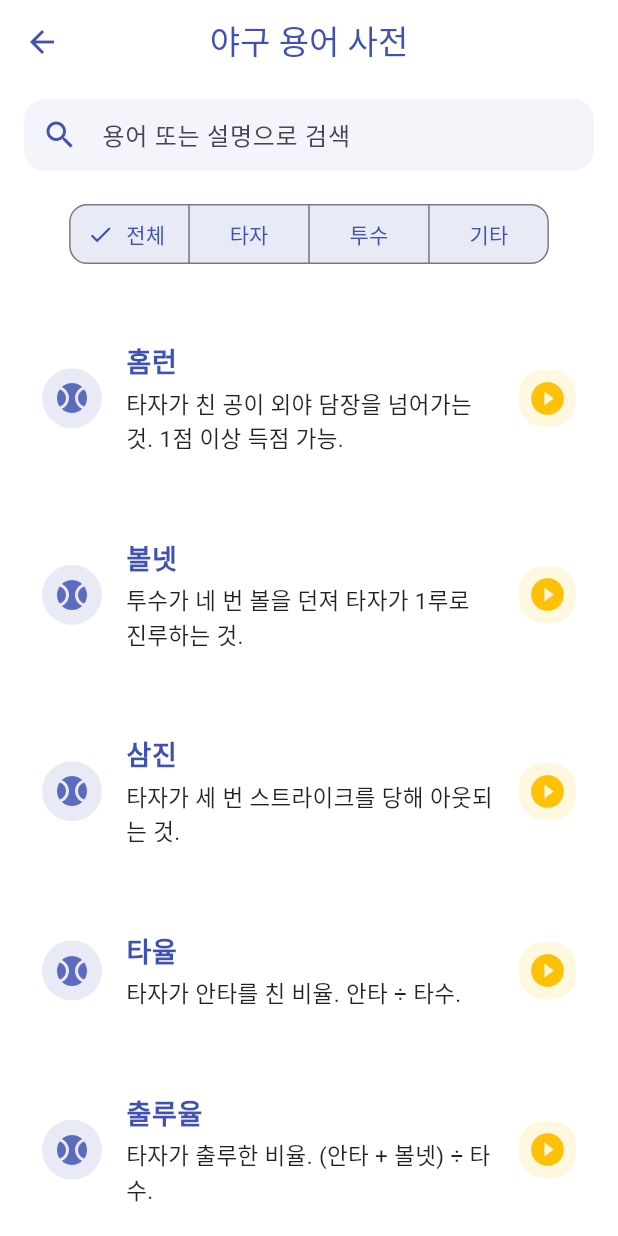
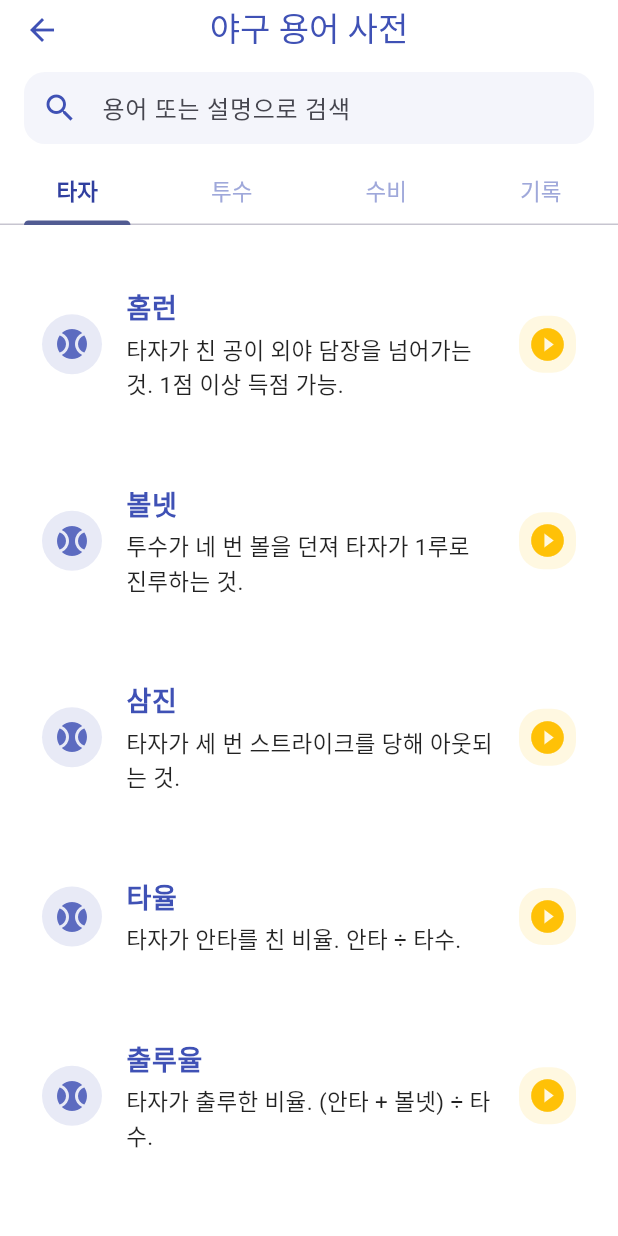
Before and after one commit to AJeonghyun/baseball_quiz, a Flutter app: the BaseballDictionaryPage screen opened directly, on a phone screen of 412 x 824 dp. Run offline on Flutter 3.47's test engine with Material 3 defaults, Android fonts, the phone set to English and light mode, and no system bars; our stand-ins replace auto_size_text, youtube_player_flutter; Roboto replaces fonts that are missing (NotoSansKR, Pretendard).

Commit message:
modified Preferences and dict page

```diff
--- a/lib/baseball_dictionary_page.dart
+++ b/lib/baseball_dictionary_page.dart
@@ -16,13 +16,11 @@ class _BaseballDictionaryPageState extends State<BaseballDictionaryPage>
   late Map<String, List<Map<String, String>>> termsByCategory;
   late List<Map<String, String>> allTerms;
 
-  int selectedCategoryIndex = 0;
-
   @override
   void initState() {
     super.initState();
 
-    // 카테고리 4개(전체, 타자, 투수, 기타)로 축소
+    // "전체" 제거, "기타" → "기록", "수비" 카테고리 추가 예시
     final Map<String, List<Map<String, String>>> baseTerms = {
       "타자": [
         {
@@ -123,7 +121,19 @@ class _BaseballDictionaryPageState extends State<BaseballDictionaryPage>
           "youtubeId": "1Q8fG0TtVAY"
         },
       ],
-      "기타": [
+      "수비": [
+        {
+          "term": "실책",
+          "desc": "수비수가 평범한 플레이에서 실수하여 주자가 진루한 경우.",
+          "youtubeId": "w8yQJpP6f8k"
+        },
+        {
+          "term": "더블플레이",
+          "desc": "한 번의 플레이로 두 명의 주자를 아웃시키는 것.",
+          "youtubeId": "QwZT7T-TXT0"
+        },
+      ],
+      "기록": [
         {"term": "WAR", "desc": "대체 선수 대비 승리 기여도.", "youtubeId": "2NNax0aqqqA"},
         {
           "term": "OPS",
@@ -139,10 +149,7 @@ class _BaseballDictionaryPageState extends State<BaseballDictionaryPage>
     };
 
     allTerms = baseTerms.values.expand((list) => list).toList();
-    termsByCategory = {
-      "전체": allTerms,
-      ...baseTerms,
-    };
+    termsByCategory = baseTerms;
 
     _tabController =
         TabController(length: termsByCategory.keys.length, vsync: this);
@@ -219,11 +226,13 @@ class _BaseballDictionaryPageState extends State<BaseballDictionaryPage>
         backgroundColor: Colors.white,
         foregroundColor: Colors.indigo,
         elevation: 0,
-      ),
-      body: Column(
+        bottom: PreferredSize(
+          preferredSize: const Size.fromHeight(96),
+          child: Column(
             children: [
               Padding(
-            padding: const EdgeInsets.symmetric(horizontal: 16, vertical: 10),
+                padding:
+                    const EdgeInsets.symmetric(horizontal: 16, vertical: 10),
                 child: TextField(
                   decoration: InputDecoration(
                     hintText: "용어 또는 설명으로 검색",
@@ -245,35 +254,45 @@ class _BaseballDictionaryPageState extends State<BaseballDictionaryPage>
                   },
                 ),
               ),
-          Padding(
-            padding: const EdgeInsets.symmetric(horizontal: 16, vertical: 8),
-            child: SegmentedButton<String>(
-              segments: [
-                for (final cat in categories)
-                  ButtonSegment(
-                    value: cat,
-                    label: Text(cat, style: const TextStyle(fontSize: 14)),
-                  ),
-              ],
-              selected: <String>{categories[selectedCategoryIndex]},
-              onSelectionChanged: (Set<String> newSelection) {
-                setState(() {
-                  selectedCategoryIndex =
-                      categories.indexOf(newSelection.first);
-                });
-              },
-              style: ButtonStyle(
-                backgroundColor:
-                    MaterialStateProperty.all(Colors.indigo.shade50),
-                foregroundColor: MaterialStateProperty.all(Colors.indigo),
-                shape: MaterialStateProperty.all(RoundedRectangleBorder(
-                  borderRadius: BorderRadius.circular(12),
-                )),
+              SizedBox(
+                height: 44,
+                child: TabBar(
+                  controller: _tabController,
+                  isScrollable: false, // 고정
+                  labelColor: Colors.indigo.shade700,
+                  unselectedLabelColor: Colors.indigo.shade200,
+                  labelStyle: const TextStyle(
+                      fontWeight: FontWeight.bold, fontSize: 17),
+                  unselectedLabelStyle:
+                      const TextStyle(fontWeight: FontWeight.normal),
+                  tabs: [
+                    for (final String cat in categories)
+                      SizedBox(
+                        width: MediaQuery.of(context).size.width /
+                            categories.length,
+                        child: Center(
+                          child: Text(
+                            cat,
+                            style: const TextStyle(
+                              fontFamily: 'NotoSansKR',
+                              fontSize: 15,
                             ),
                           ),
                         ),
-          Expanded(
-            child: getFilteredTerms(categories[selectedCategoryIndex]).isEmpty
+                      ),
+                  ],
+                ),
+              ),
+              const SizedBox(height: 2),
+            ],
+          ),
+        ),
+      ),
+      body: TabBarView(
+        controller: _tabController,
+        children: [
+          for (final cat in categories)
+            getFilteredTerms(cat).isEmpty
                 ? const Center(
                     child: Text(
                       "검색 결과가 없습니다.",
@@ -283,15 +302,11 @@ class _BaseballDictionaryPageState extends State<BaseballDictionaryPage>
                 : ListView.builder(
                     padding:
                         const EdgeInsets.symmetric(vertical: 12, horizontal: 8),
-                    itemCount:
-                        getFilteredTerms(categories[selectedCategoryIndex])
-                            .length,
+                    itemCount: getFilteredTerms(cat).length,
                     itemBuilder: (context, idx) {
-                      final t = getFilteredTerms(
-                          categories[selectedCategoryIndex])[idx];
+                      final t = getFilteredTerms(cat)[idx];
                       return buildTermCard(t);
                     },
-                  ),
                   ),
         ],
       ),
--- a/pubspec.yaml
+++ b/pubspec.yaml
@@ -38,8 +38,8 @@ dependencies:
   just_audio: ^0.9.37
   provider: ^6.1.5
   youtube_player_flutter: ^8.1.2
-  langchain: ^0.4.2
   google_fonts: ^6.2.0
+  dynamic_tabbar: ^1.0.9
 
 dev_dependencies:
   flutter_test:
```
Also changed, not shown: pubspec.lock, 6 other files. Lines whose indentation alone changed are shown as unchanged.
